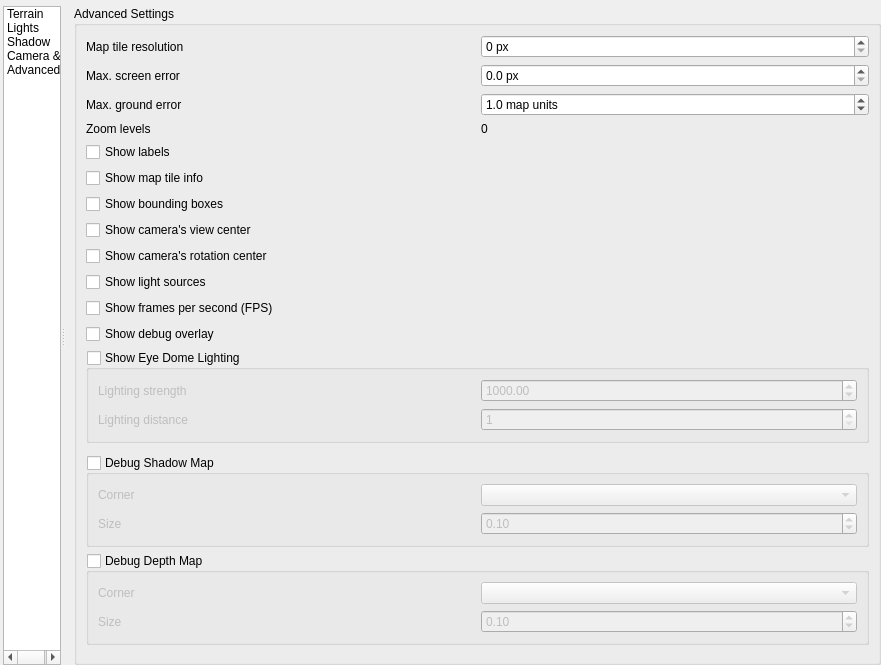
This is src/ui/3d/map3dconfigwidget.ui in andreassteffens/QGIS as Qt 5 draws it before an edit. The edited form follows.
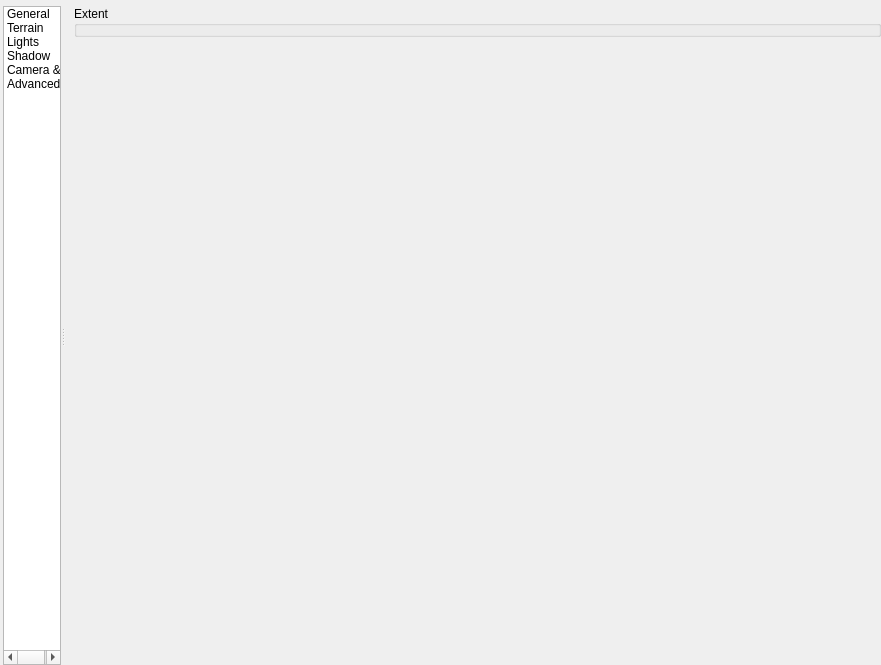
This is the edited form. Icons and pictures are not drawn. Custom widgets are drawn as their Qt base class.

The edit to the form file:
```diff
--- a/src/ui/3d/map3dconfigwidget.ui
+++ b/src/ui/3d/map3dconfigwidget.ui
@@ -86,6 +86,18 @@
            <height>20</height>
           </size>
          </property>
+         <item>
+          <property name="text">
+           <string>General</string>
+          </property>
+          <property name="toolTip">
+           <string>General settings</string>
+          </property>
+          <property name="icon">
+           <iconset resource="../../../images/images.qrc">
+            <normaloff>:/images/themes/default/propertyicons/general.svg</normaloff>:/images/themes/default/propertyicons/general.svg</iconset>
+          </property>
+         </item>
          <item>
           <property name="text">
            <string>Terrain</string>
@@ -179,8 +191,75 @@
        <item>
         <widget class="QStackedWidget" name="m3DOptionsStackedWidget">
          <property name="currentIndex">
-          <number>4</number>
+          <number>0</number>
          </property>
+         <widget class="QWidget" name="mPageGeneral">
+          <layout class="QVBoxLayout" name="verticalLayout_5">
+           <property name="topMargin">
+            <number>0</number>
+           </property>
+           <property name="rightMargin">
+            <number>0</number>
+           </property>
+           <property name="bottomMargin">
+            <number>0</number>
+           </property>
+           <item>
+            <widget class="QgsScrollArea" name="scrollAreaGeneral">
+             <property name="frameShape">
+              <enum>QFrame::NoFrame</enum>
+             </property>
+             <property name="widgetResizable">
+              <bool>true</bool>
+             </property>
+             <widget class="QWidget" name="scrollAreaGeneralWidgetContents">
+              <property name="geometry">
+               <rect>
+                <x>0</x>
+                <y>0</y>
+                <width>813</width>
+                <height>649</height>
+               </rect>
+              </property>
+              <layout class="QVBoxLayout" name="verticalLayout_7">
+               <property name="leftMargin">
+                <number>0</number>
+               </property>
+               <property name="topMargin">
+                <number>0</number>
+               </property>
+               <property name="rightMargin">
+                <number>0</number>
+               </property>
+               <property name="bottomMargin">
+                <number>0</number>
+               </property>
+               <item>
+                <widget class="QgsExtentGroupBox" name="groupExtent">
+                 <property name="title">
+                  <string>Extent</string>
+                 </property>
+                </widget>
+               </item>
+               <item>
+                <spacer name="verticalSpacer">
+                 <property name="orientation">
+                  <enum>Qt::Vertical</enum>
+                 </property>
+                 <property name="sizeHint" stdset="0">
+                  <size>
+                   <width>20</width>
+                   <height>40</height>
+                  </size>
+                 </property>
+                </spacer>
+               </item>
+              </layout>
+             </widget>
+            </widget>
+           </item>
+          </layout>
+         </widget>
          <widget class="QWidget" name="mPageTerrain">
           <layout class="QVBoxLayout" name="verticalLayout_61">
            <property name="topMargin">
@@ -1183,6 +1262,12 @@
    <header>qgsambientocclusionsettingswidget.h</header>
    <container>1</container>
   </customwidget>
+  <customwidget>
+   <class>QgsExtentGroupBox</class>
+   <extends>QGroupBox</extends>
+   <header>qgsextentgroupbox.h</header>
+   <container>1</container>
+  </customwidget>
  </customwidgets>
  <tabstops>
   <tabstop>m3DOptionsListWidget</tabstop>
```
Left out of the diff: 6 changed lines with no effect on the pictures.
